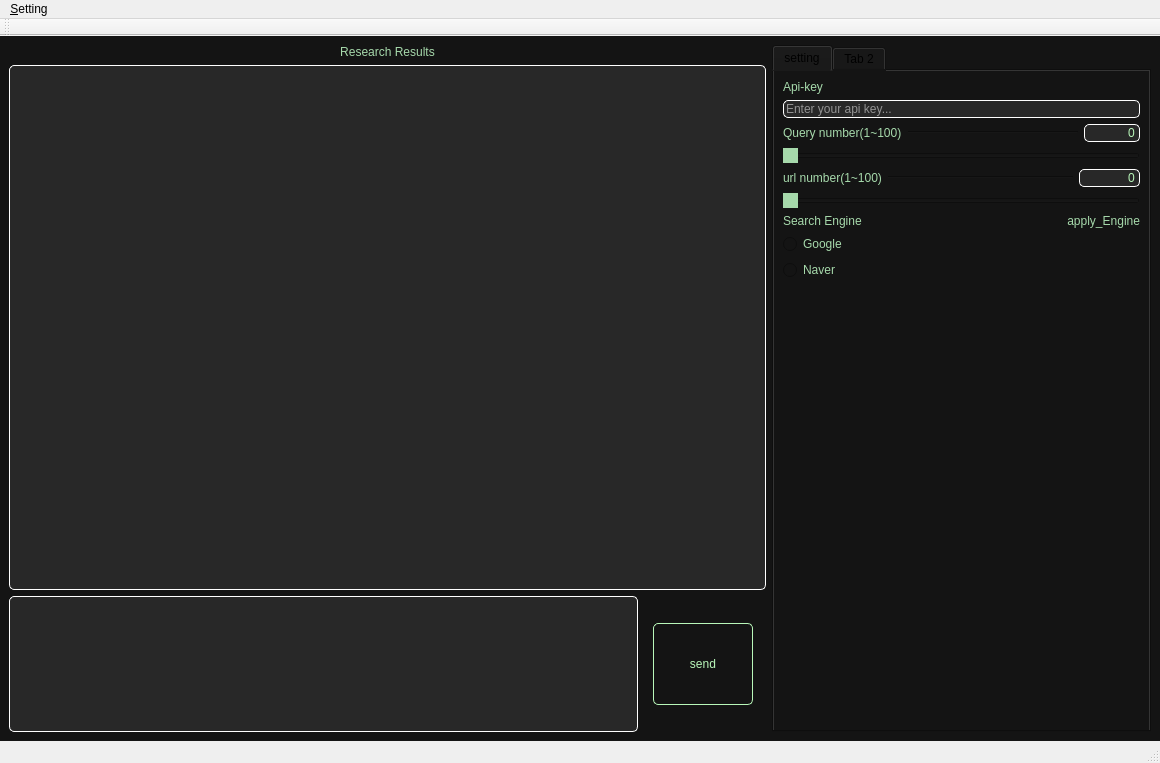
Old version of the form projects/pj4(search_engine)/ui/mainwindow.ui in the repository EagerBeaverLee/Vision_AI_RnD_team.
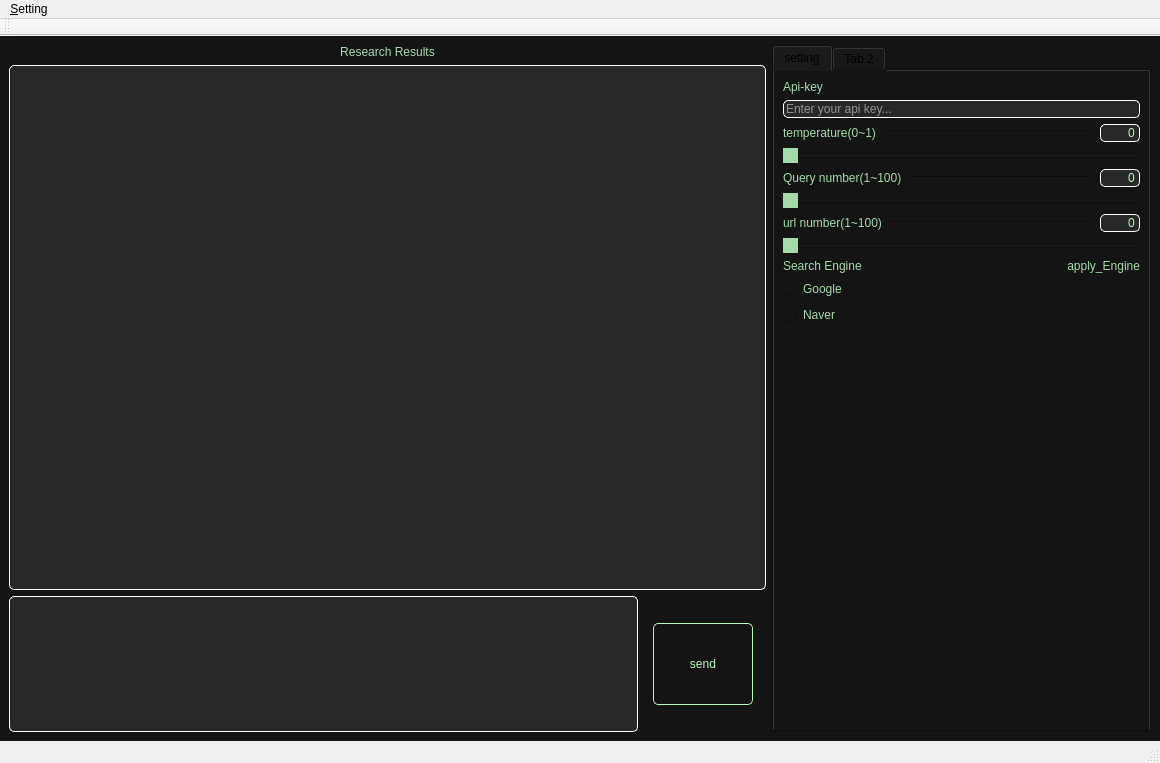
New version of the form.

Commit message: add ai_assistant prompt, validator added, temp func added

What changed in the file:
```diff
--- a/projects/pj4(search_engine)/ui/mainwindow.ui
+++ b/projects/pj4(search_engine)/ui/mainwindow.ui
@@ -290,6 +290,96 @@
               </property>
              </widget>
             </item>
+            <item>
+             <layout class="QHBoxLayout" name="horizontalLayout_8" stretch="1,3,1">
+              <item>
+               <widget class="QLabel" name="label_8">
+                <property name="styleSheet">
+                 <string notr="true">QLabel {
+    color: rgb(166, 217, 171);
+}</string>
+                </property>
+                <property name="text">
+                 <string>temperature(0~1)</string>
+                </property>
+               </widget>
+              </item>
+              <item>
+               <widget class="Line" name="line_3">
+                <property name="orientation">
+                 <enum>Qt::Horizontal</enum>
+                </property>
+               </widget>
+              </item>
+              <item>
+               <widget class="QLineEdit" name="temp_val">
+                <property name="sizePolicy">
+                 <sizepolicy hsizetype="Fixed" vsizetype="Fixed">
+                  <horstretch>0</horstretch>
+                  <verstretch>0</verstretch>
+                 </sizepolicy>
+                </property>
+                <property name="minimumSize">
+                 <size>
+                  <width>0</width>
+                  <height>0</height>
+                 </size>
+                </property>
+                <property name="maximumSize">
+                 <size>
+                  <width>40</width>
+                  <height>16777215</height>
+                 </size>
+                </property>
+                <property name="styleSheet">
+                 <string notr="true">QLineEdit {
+	color: rgb(184, 247, 185);
+    background-color: rgb(40, 40, 40); /* 원하는 색상으로 변경 */
+	border: 1px solid rgb(255,255,255);
+	border-radius: 5px;      /* (선택 사항) 모서리를 둥글게 */
+}
+QLineEdit:focus {
+    border: 1px solid rgb(184, 247, 185);
+    outline: none;           /* 기본 포커스 아웃라인 제거 */
+}</string>
+                </property>
+                <property name="text">
+                 <string>0</string>
+                </property>
+                <property name="alignment">
+                 <set>Qt::AlignRight|Qt::AlignTrailing|Qt::AlignVCenter</set>
+                </property>
+               </widget>
+              </item>
+             </layout>
+            </item>
+            <item>
+             <widget class="QSlider" name="temp_slider">
+              <property name="styleSheet">
+               <string notr="true">QSlider::handle:horizontal{
+	background: rgb(166, 217, 171);
+	width: 20px;
+	margin: -5px 0;
+	border-radius: 10px;
+}
+QSlider::handle:horizontal:hover{
+	background: rgb(100,170,100);
+}
+QSlider::handle:horizontal:pressed{
+	background: rgb(50,120,50);
+}</string>
+              </property>
+              <property name="maximum">
+               <number>100</number>
+              </property>
+              <property name="pageStep">
+               <number>10</number>
+              </property>
+              <property name="orientation">
+               <enum>Qt::Horizontal</enum>
+              </property>
+             </widget>
+            </item>
             <item>
              <layout class="QHBoxLayout" name="horizontalLayout_4" stretch="1,3,1">
               <item>
@@ -313,12 +403,24 @@
               </item>
               <item>
                <widget class="QLineEdit" name="query_val">
+                <property name="sizePolicy">
+                 <sizepolicy hsizetype="Fixed" vsizetype="Fixed">
+                  <horstretch>0</horstretch>
+                  <verstretch>0</verstretch>
+                 </sizepolicy>
+                </property>
                 <property name="minimumSize">
                  <size>
-                  <width>30</width>
+                  <width>0</width>
                   <height>0</height>
                  </size>
                 </property>
+                <property name="maximumSize">
+                 <size>
+                  <width>40</width>
+                  <height>16777215</height>
+                 </size>
+                </property>
                 <property name="styleSheet">
                  <string notr="true">QLineEdit {
 	color: rgb(184, 247, 185);
@@ -381,7 +483,7 @@
              </widget>
             </item>
             <item>
-             <layout class="QHBoxLayout" name="horizontalLayout_5" stretch="0,3,1">
+             <layout class="QHBoxLayout" name="horizontalLayout_5" stretch="1,3,1">
               <item>
                <widget class="QLabel" name="label_6">
                 <property name="styleSheet">
@@ -403,12 +505,24 @@
               </item>
               <item>
                <widget class="QLineEdit" name="url_val">
+                <property name="sizePolicy">
+                 <sizepolicy hsizetype="Fixed" vsizetype="Fixed">
+                  <horstretch>0</horstretch>
+                  <verstretch>0</verstretch>
+                 </sizepolicy>
+                </property>
                 <property name="minimumSize">
                  <size>
-                  <width>30</width>
+                  <width>0</width>
                   <height>0</height>
                  </size>
                 </property>
+                <property name="maximumSize">
+                 <size>
+                  <width>40</width>
+                  <height>16777215</height>
+                 </size>
+                </property>
                 <property name="styleSheet">
                  <string notr="true">QLineEdit {
 	color: rgb(184, 247, 185);
```
The commit also changes 10 other files.
